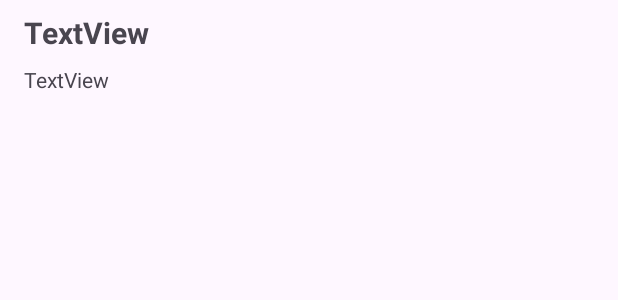
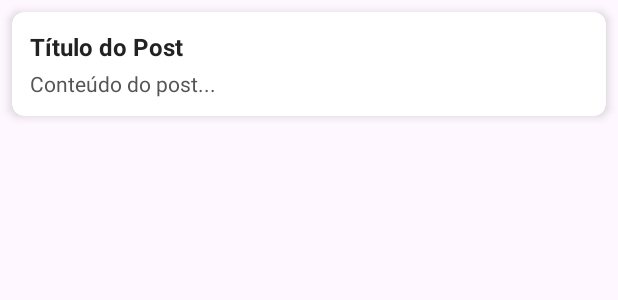
Before and after one commit to BeatrisO/RetroList, an Android app: the layout item_post.xml on its own in the app's theme, with its tools: preview values and no code run, on a phone screen of 412 x 824 dp. Shown: the top 300 px of the screen. Run offline under Robolectric (Android 15) with nearby library versions, the phone set to English and light mode, and no system bars.

```diff
--- a/app/src/main/res/layout/item_post.xml
+++ b/app/src/main/res/layout/item_post.xml
@@ -1,32 +1,38 @@
 <?xml version="1.0" encoding="utf-8"?>
-<androidx.constraintlayout.widget.ConstraintLayout xmlns:android="http://schemas.android.com/apk/res/android"
+<androidx.cardview.widget.CardView xmlns:android="http://schemas.android.com/apk/res/android"
     xmlns:app="http://schemas.android.com/apk/res-auto"
-    xmlns:tools="http://schemas.android.com/tools"
     android:layout_width="match_parent"
-    android:layout_height="wrap_content">
+    android:layout_height="wrap_content"
+    android:layout_margin="@dimen/spacing_8"
+    android:clickable="true"
+    android:foreground="?attr/selectableItemBackground"
+    app:cardCornerRadius="8dp"
+    app:cardElevation="4dp">
 
-    <TextView
-        android:id="@+id/text_title"
-        android:layout_width="0dp"
+    <LinearLayout
+        android:layout_width="match_parent"
         android:layout_height="wrap_content"
-        android:layout_marginStart="16dp"
-        android:layout_marginTop="8dp"
-        android:layout_marginEnd="16dp"
-        android:text="TextView"
-        android:textSize="20sp"
-        android:textStyle="bold"
-        app:layout_constraintEnd_toEndOf="parent"
-        app:layout_constraintStart_toStartOf="parent"
-        app:layout_constraintTop_toTopOf="parent" />
+        android:orientation="vertical"
+        android:padding="12dp">
 
-    <TextView
-        android:id="@+id/text_body"
-        android:layout_width="0dp"
-        android:layout_height="wrap_content"
-        android:layout_marginTop="8dp"
-        android:text="TextView"
-        app:layout_constraintBottom_toBottomOf="parent"
-        app:layout_constraintEnd_toEndOf="@+id/text_title"
-        app:layout_constraintStart_toStartOf="@+id/text_title"
-        app:layout_constraintTop_toBottomOf="@+id/text_title" />
-</androidx.constraintlayout.widget.ConstraintLayout>
+        <TextView
+            android:id="@+id/tvPostTitle"
+            android:layout_width="match_parent"
+            android:layout_height="wrap_content"
+            android:text="Título do Post"
+            android:textColor="#222222"
+            android:textSize="16sp"
+            android:textStyle="bold" />
+
+        <TextView
+            android:id="@+id/tvPostBody"
+            android:layout_width="match_parent"
+            android:layout_height="wrap_content"
+            android:layout_marginTop="4dp"
+            android:text="Conteúdo do post..."
+            android:textColor="#555555"
+            android:textSize="14sp" />
+
+    </LinearLayout>
+
+</androidx.cardview.widget.CardView>
--- a/app/src/main/res/values/dimens.xml
+++ b/app/src/main/res/values/dimens.xml
@@ -1,3 +1,3 @@
 <resources>
-    <dimen name="spacing_16">16dp</dimen>
+    <dimen name="spacing_8">8dp</dimen>
 </resources>
```
Also changed, not shown: app/src/main/java/com/example/retrolist/CommentListActivity.kt (+19 -8 lines), app/src/main/java/com/example/retrolist/PostAdapter.kt (+26 -17 lines), app/src/main/java/com/example/retrolist/PostListActivity.kt (+9 -5 lines), app/src/main/java/com/example/retrolist/SpacesItemDecoration.kt (deleted, +0 -26 lines), app/src/main/java/com/example/retrolist/CommentAdapter.kt (added).
